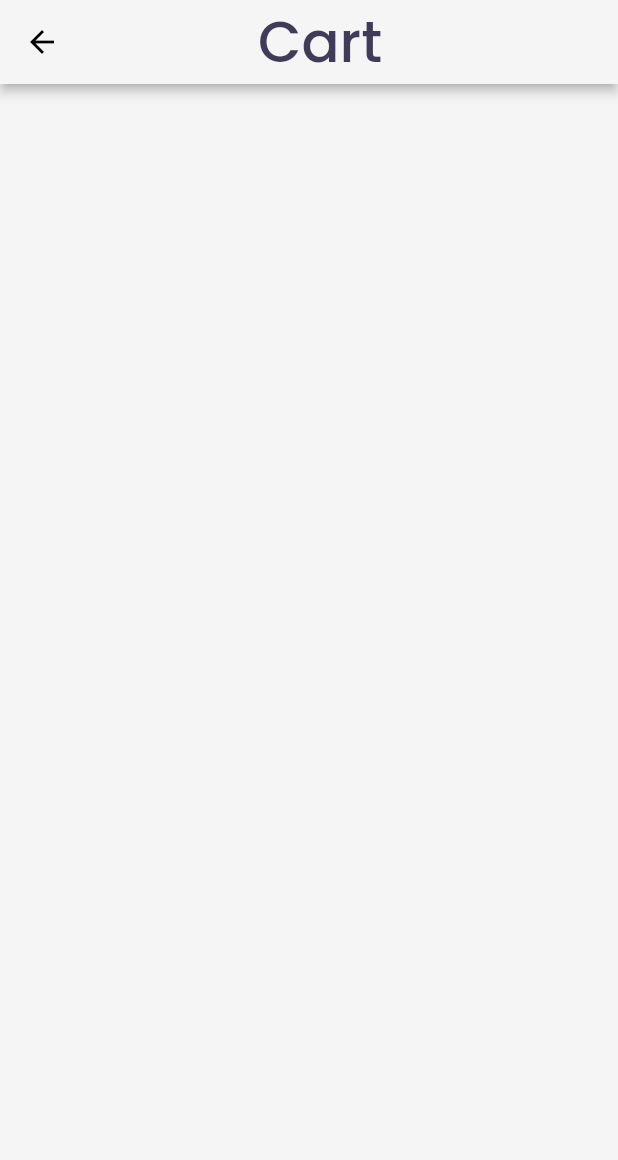
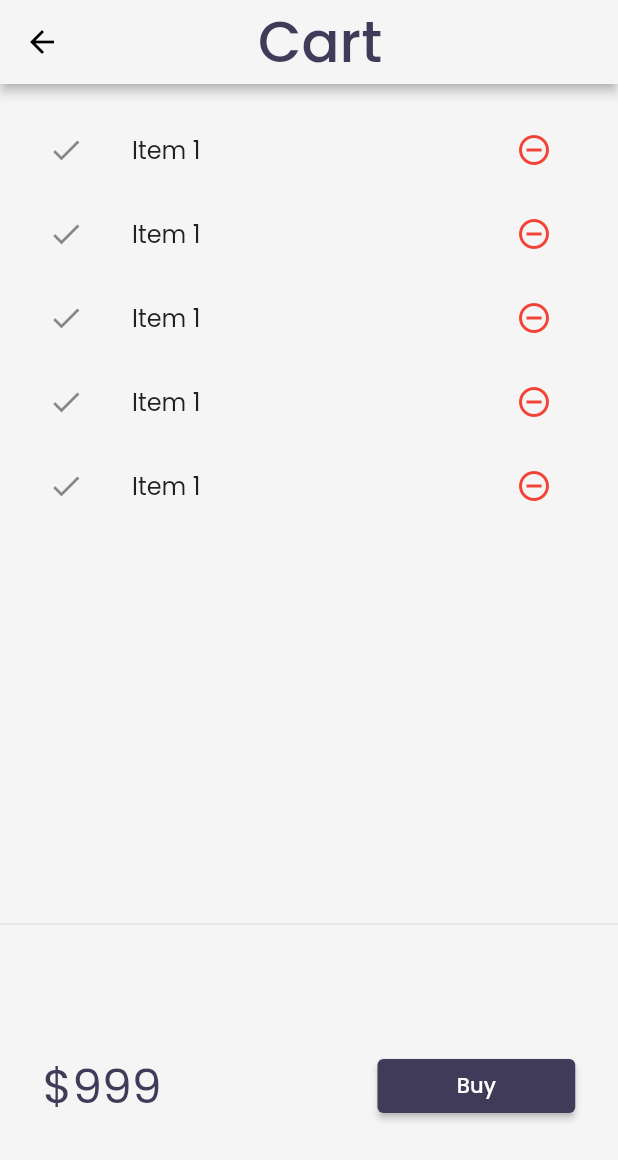
Before and after one commit to RAWMIC17/Shopping-App, a Flutter app: the CartPage screen opened by its route, on a phone screen of 412 x 824 dp. Shown: the top 1160 px of the screen. Run offline on Flutter 3.47's test engine with Material 2 defaults, Android fonts, the phone set to English and light mode, and no system bars; our stand-ins replace google_fonts, velocity_x.

Commit message:
day 17 completed

```diff
--- a/lib/pages/cart_page.dart
+++ b/lib/pages/cart_page.dart
@@ -1,5 +1,4 @@
 import 'package:flutter/material.dart';
-import 'package:flutter_application_1/widgets/theme.dart';
 import 'package:velocity_x/velocity_x.dart';
 
 class CartPage extends StatelessWidget {
@@ -12,9 +11,68 @@ class CartPage extends StatelessWidget {
       appBar: AppBar(
         elevation: 3,
         backgroundColor: context.canvasColor,
-        foregroundColor:  context.theme.colorScheme.secondary,
+        foregroundColor: context.theme.colorScheme.secondary,
         title: "Cart".text.xl3.make().px(100),
+      ),
+      body: Column(
+        children: [
+          _CartList().p16().expand(),
+          Divider(),
+          _CartTotal(),
+        ],
       ),
     );
   }
 }
+
+class _CartTotal extends StatelessWidget {
+  const _CartTotal({super.key});
+
+  @override
+  Widget build(BuildContext context) {
+    return SizedBox(
+      height: 200,
+      child: Row(
+          mainAxisAlignment:
+              MainAxisAlignment.spaceAround, //better than spacebetween
+          children: [
+            "\$999".text.xl4.color(context.theme.colorScheme.secondary).make(),
+            30.widthBox,
+            ElevatedButton(
+                    onPressed: () {},
+                    style: ButtonStyle(
+                        backgroundColor: MaterialStateProperty.all(
+                            context.theme.highlightColor)),
+                    child: "Buy".text.make())
+                .w32(context),
+          ]),
+    );
+  }
+}
+
+class _CartList extends StatefulWidget {
+  //will be having a remove item button
+  const _CartList({super.key});
+
+  @override
+  State<_CartList> createState() => _CartListState();
+}
+
+class _CartListState extends State<_CartList> {
+  @override
+  Widget build(BuildContext context) {
+    return ListView.builder(
+      itemCount: 5,
+      itemBuilder: (context, index) => ListTile(
+        leading: Icon(Icons.done),
+        trailing: IconButton(
+            onPressed: () {},
+            icon: Icon(
+              Icons.remove_circle_outline_outlined,
+              color: Colors.red,
+            )),
+        title: "Item 1".text.make(),
+      ),
+    );
+  }
+}
```
